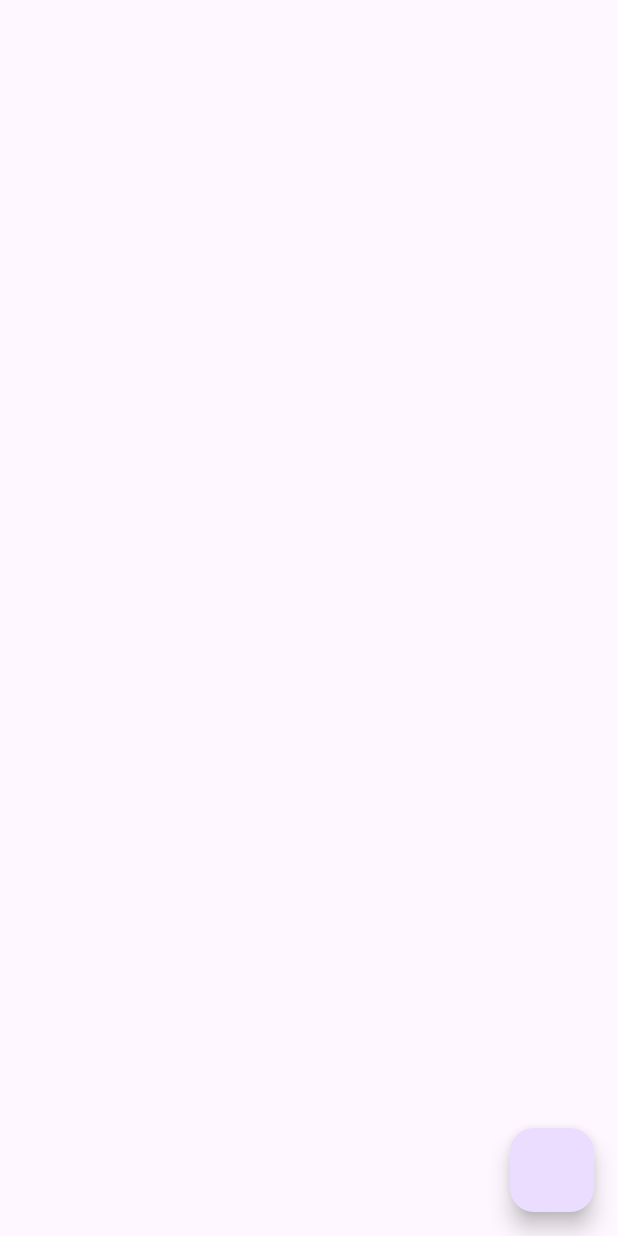
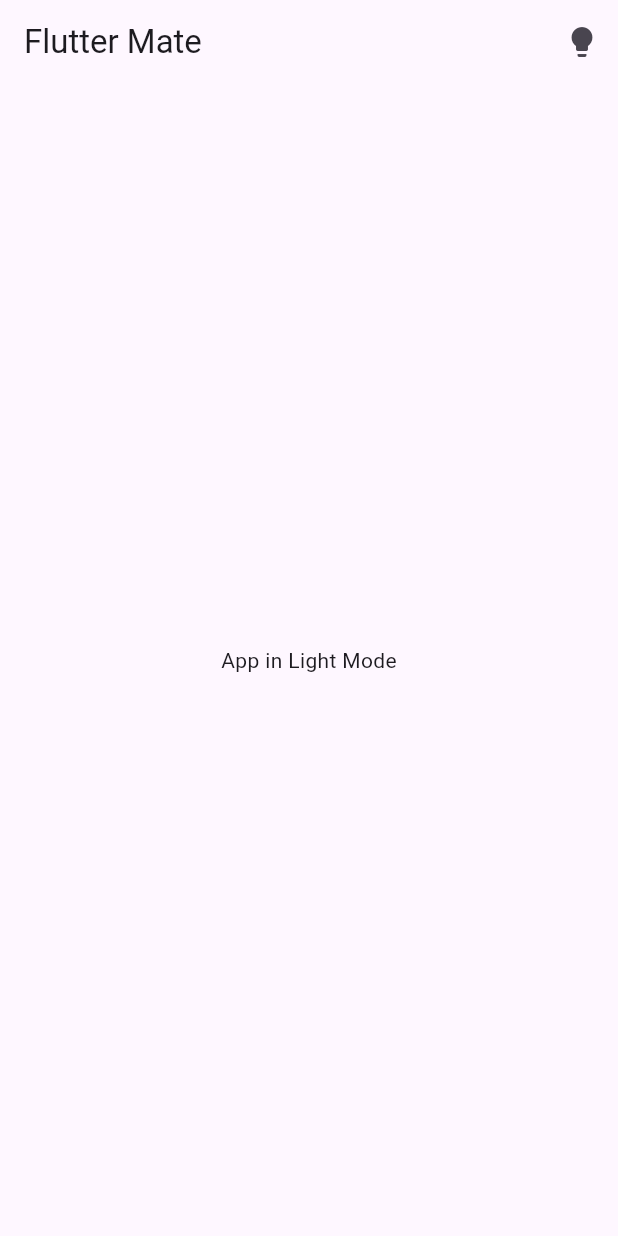
Before and after one commit to Abhaykevat/flutter-getx, a Flutter app: the screen it shows after launch, on a phone screen of 412 x 824 dp. Run offline on Flutter 3.47's test engine with Material 3 defaults, Android fonts, the light colour scheme and no system bars; our stand-ins replace get.

Commit message:
themeadded

```diff
--- a/lib/home_screen.dart
+++ b/lib/home_screen.dart
@@ -12,14 +12,21 @@ class _HomeScreenState extends State<HomeScreen> {
   @override
   Widget build(BuildContext context) {
     return Scaffold(
-      body: Column(children: [
-
+      appBar: AppBar(
+        title: Text("Flutter Mate"),
+        actions: [
+          IconButton(
+            onPressed: () {
+              Get.isDarkMode
+                  ? Get.changeTheme(ThemeData.light())
+                  : Get.changeTheme(ThemeData.dark());
+            },
+            icon: Icon(Icons.lightbulb),
+          ),
         ],
       ),
-      floatingActionButton: FloatingActionButton(
-        onPressed: () {
-          Get.snackbar("Flutter Mate", "Subscribe to my Channel");
-        },
+      body: Center(
+        child: Text(Get.isDarkMode ? 'App in Dark Mode' : "App in Light Mode"),
       ),
     );
   }
--- a/lib/main.dart
+++ b/lib/main.dart
@@ -3,7 +3,7 @@ import 'package:get/get.dart';
 import 'package:getx_tut/home_screen.dart';
 
 void main() {
-  runApp(const MyApp());
+  runApp(MyApp());
 }
 
 class MyApp extends StatelessWidget {
@@ -11,10 +11,11 @@ class MyApp extends StatelessWidget {
   @override
   Widget build(BuildContext context) {
     return GetMaterialApp(
+      debugShowCheckedModeBanner: false,
       title: 'Flutter Demo',
-      theme: ThemeData(
-        colorScheme: ColorScheme.fromSeed(seedColor: Colors.deepPurple),
-      ),
+      // theme: ThemeData.light(),
+      // darkTheme: ThemeData.dark(),
+      themeMode: ThemeMode.light,
       home: HomeScreen(),
     );
   }
```
